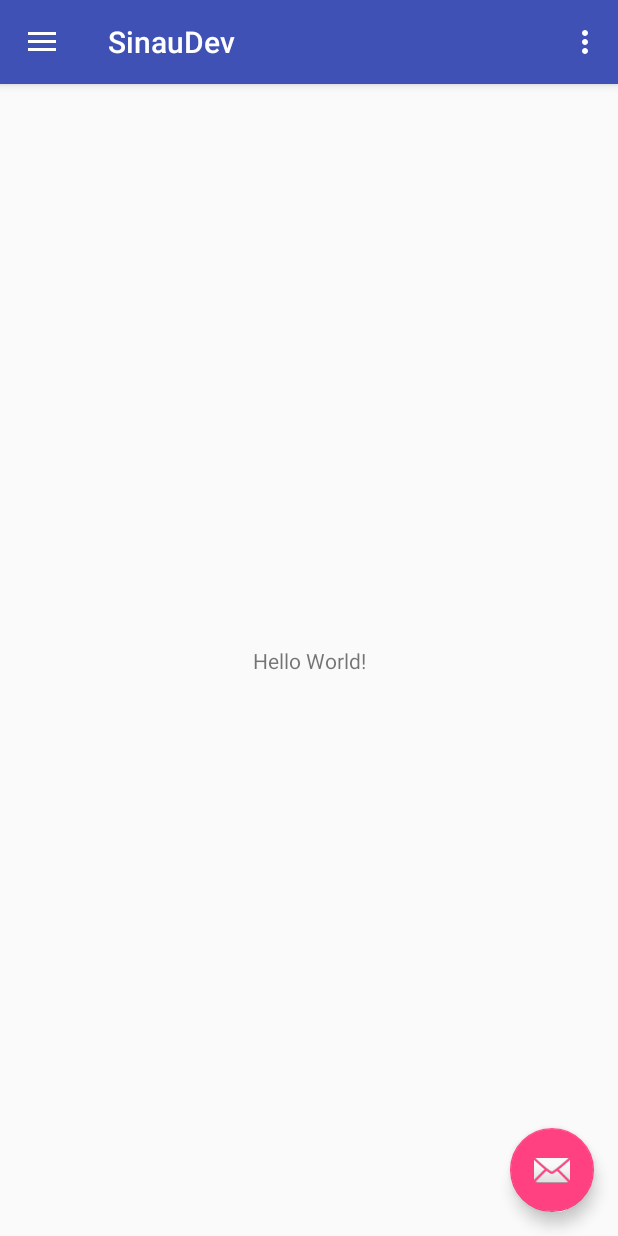
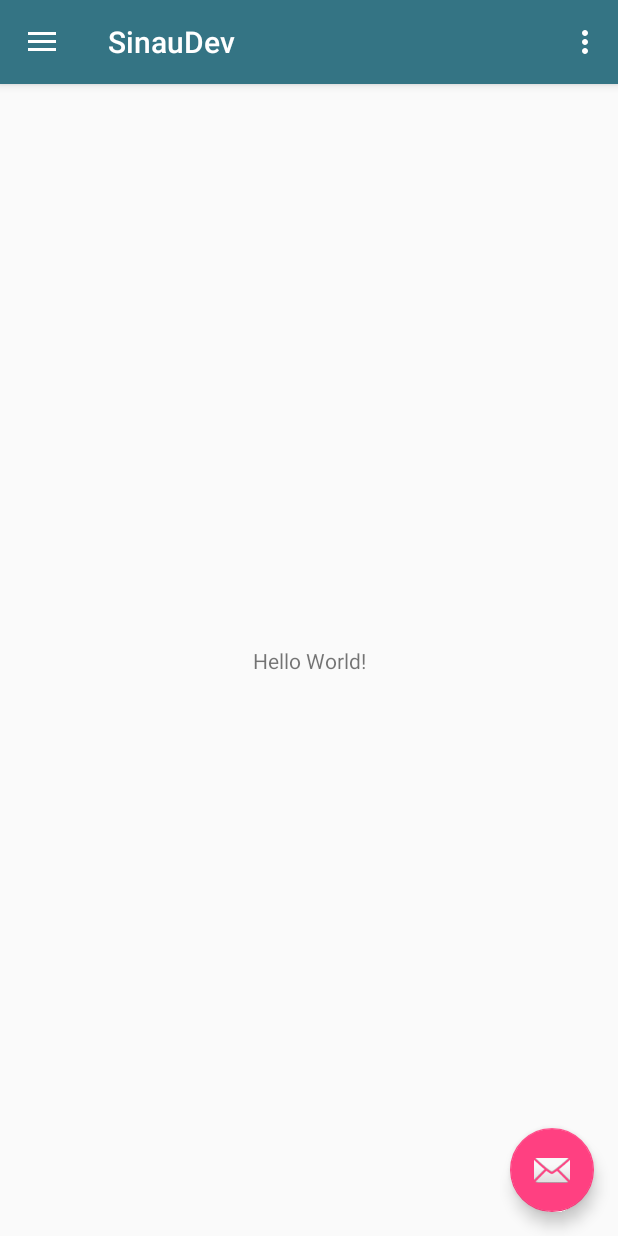
Before and after one commit to abas/sinau, an Android app: the screen it shows after launch (MainActivity), on a phone screen of 412 x 824 dp. Run offline under Robolectric (Android 15) with nearby library versions, the light colour scheme and no system bars.

Commit message:
update primary color to light navi

```diff
--- a/app/src/main/res/values/colors.xml
+++ b/app/src/main/res/values/colors.xml
@@ -1,6 +1,6 @@
 <?xml version="1.0" encoding="utf-8"?>
 <resources>
-    <color name="colorPrimary">#3F51B5</color>
+    <color name="colorPrimary">#347484</color>
     <color name="colorPrimaryDark">#303F9F</color>
     <color name="colorAccent">#FF4081</color>
 </resources>
```
